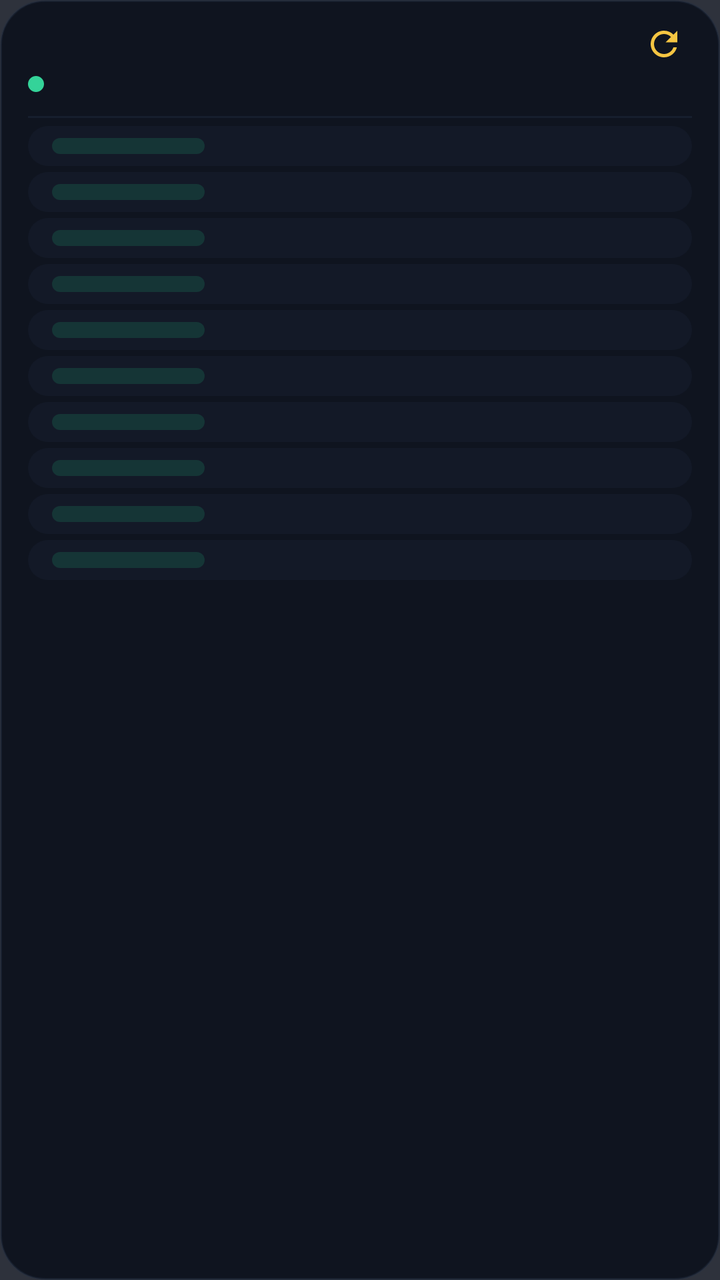
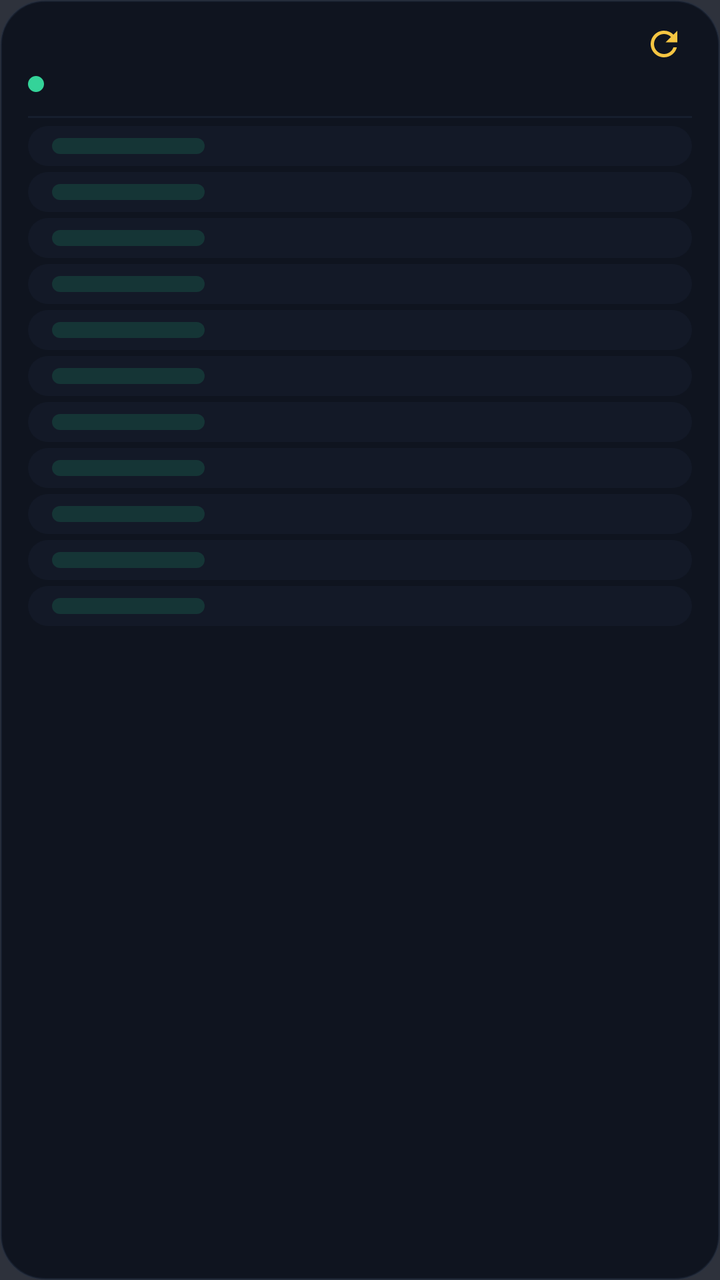

Compare the two renders of this Android layout. The source of the first and the diff that turns it into the second are given below.
<!-- AndroidManifest.xml: application theme Theme.MarketPluss -->
<!-- res/layout/widget_layout.xml -->
<?xml version="1.0" encoding="utf-8"?>
<LinearLayout xmlns:android="http://schemas.android.com/apk/res/android" android:id="@+id/widget_root" android:layout_width="match_parent" android:layout_height="match_parent" android:background="@drawable/bg_widget" android:orientation="vertical" android:paddingStart="14dp" android:paddingEnd="14dp" android:paddingTop="8dp" android:paddingBottom="8dp">
<LinearLayout android:layout_width="match_parent" android:layout_height="wrap_content" android:gravity="center_vertical" android:layoutDirection="ltr" android:orientation="horizontal"><ImageView android:id="@+id/iv_title" android:layout_width="wrap_content" android:layout_height="wrap_content" android:adjustViewBounds="true" android:scaleType="center" android:contentDescription="@string/widget_name"/><TextView android:layout_width="0dp" android:layout_height="1dp" android:layout_weight="1" android:text=""/><ImageView android:id="@+id/iv_updated_at" android:layout_width="wrap_content" android:layout_height="wrap_content" android:layout_marginEnd="6dp" android:adjustViewBounds="true" android:scaleType="center"/><ImageView android:id="@+id/btn_refresh" android:layout_width="28dp" android:layout_height="28dp" android:padding="4dp" android:src="@drawable/ic_refresh" android:contentDescription="@string/refresh"/></LinearLayout>
<LinearLayout android:layout_width="wrap_content" android:layout_height="wrap_content" android:layout_marginTop="2dp" android:gravity="center_vertical" android:layoutDirection="ltr" android:orientation="horizontal"><ImageView android:id="@+id/iv_live_dot" android:layout_width="8dp" android:layout_height="8dp" android:layout_marginEnd="6dp" android:background="@drawable/dot_live"/><ImageView android:id="@+id/iv_subtitle" android:layout_width="wrap_content" android:layout_height="wrap_content" android:adjustViewBounds="true" android:scaleType="center"/></LinearLayout>
<LinearLayout android:layout_width="match_parent" android:layout_height="wrap_content" android:layout_marginTop="6dp" android:gravity="center_vertical" android:layoutDirection="rtl" android:orientation="horizontal" android:paddingStart="12dp" android:paddingEnd="12dp"><LinearLayout android:layout_width="0dp" android:layout_height="wrap_content" android:layout_weight="1.4" android:gravity="center_vertical|start"><ImageView android:id="@+id/iv_header_name" android:layout_width="wrap_content" android:layout_height="wrap_content" android:adjustViewBounds="true" android:scaleType="center"/></LinearLayout><LinearLayout android:layout_width="0dp" android:layout_height="wrap_content" android:layout_weight="1.2" android:gravity="center"><ImageView android:id="@+id/iv_header_value" android:layout_width="wrap_content" android:layout_height="wrap_content" android:adjustViewBounds="true" android:scaleType="center"/></LinearLayout><LinearLayout android:layout_width="0dp" android:layout_height="wrap_content" android:layout_weight="0.85" android:gravity="center"><ImageView android:id="@+id/iv_header_pct" android:layout_width="wrap_content" android:layout_height="wrap_content" android:adjustViewBounds="true" android:scaleType="center"/></LinearLayout></LinearLayout>
<TextView android:layout_width="match_parent" android:layout_height="1dp" android:layout_marginTop="6dp" android:layout_marginBottom="4dp" android:background="@color/divider"/>
<LinearLayout android:id="@+id/row_0" android:layout_width="match_parent" android:layout_height="wrap_content" android:background="@drawable/bg_row" android:gravity="center_vertical" android:layoutDirection="rtl" android:orientation="horizontal" android:paddingStart="12dp" android:paddingEnd="12dp" android:paddingTop="6dp" android:paddingBottom="6dp"><LinearLayout android:layout_width="0dp" android:layout_height="wrap_content" android:layout_weight="1.4" android:gravity="center_vertical|start" android:orientation="horizontal"><ImageView android:id="@+id/iv_name_0" android:layout_width="wrap_content" android:layout_height="wrap_content" android:adjustViewBounds="true" android:scaleType="center"/></LinearLayout><LinearLayout android:layout_width="0dp" android:layout_height="wrap_content" android:layout_weight="1.2" android:gravity="center" android:orientation="vertical"><ImageView android:id="@+id/iv_value_0" android:layout_width="wrap_content" android:layout_height="wrap_content" android:adjustViewBounds="true" android:scaleType="center"/><ImageView android:id="@+id/iv_unit_0" android:layout_width="wrap_content" android:layout_height="wrap_content" android:layout_marginTop="1dp" android:adjustViewBounds="true" android:scaleType="center" android:visibility="gone"/></LinearLayout><LinearLayout android:id="@+id/badge_0" android:layout_width="0dp" android:layout_height="wrap_content" android:layout_weight="0.85" android:background="@drawable/bg_badge_pos" android:gravity="center" android:paddingTop="4dp" android:paddingBottom="4dp" android:paddingStart="6dp" android:paddingEnd="6dp"><ImageView android:id="@+id/iv_pct_0" android:layout_width="wrap_content" android:layout_height="wrap_content" android:adjustViewBounds="true" android:scaleType="center"/></LinearLayout></LinearLayout>
<TextView android:id="@+id/div_0" android:layout_width="match_parent" android:layout_height="3dp" android:background="@android:color/transparent"/>
<LinearLayout android:id="@+id/row_1" android:layout_width="match_parent" android:layout_height="wrap_content" android:background="@drawable/bg_row" android:gravity="center_vertical" android:layoutDirection="rtl" android:orientation="horizontal" android:paddingStart="12dp" android:paddingEnd="12dp" android:paddingTop="6dp" android:paddingBottom="6dp"><LinearLayout android:layout_width="0dp" android:layout_height="wrap_content" android:layout_weight="1.4" android:gravity="center_vertical|start" android:orientation="horizontal"><ImageView android:id="@+id/iv_name_1" android:layout_width="wrap_content" android:layout_height="wrap_content" android:adjustViewBounds="true" android:scaleType="center"/></LinearLayout><LinearLayout android:layout_width="0dp" android:layout_height="wrap_content" android:layout_weight="1.2" android:gravity="center" android:orientation="vertical"><ImageView android:id="@+id/iv_value_1" android:layout_width="wrap_content" android:layout_height="wrap_content" android:adjustViewBounds="true" android:scaleType="center"/><ImageView android:id="@+id/iv_unit_1" android:layout_width="wrap_content" android:layout_height="wrap_content" android:layout_marginTop="1dp" android:adjustViewBounds="true" android:scaleType="center" android:visibility="gone"/></LinearLayout><LinearLayout android:id="@+id/badge_1" android:layout_width="0dp" android:layout_height="wrap_content" android:layout_weight="0.85" android:background="@drawable/bg_badge_pos" android:gravity="center" android:paddingTop="4dp" android:paddingBottom="4dp" android:paddingStart="6dp" android:paddingEnd="6dp"><ImageView android:id="@+id/iv_pct_1" android:layout_width="wrap_content" android:layout_height="wrap_content" android:adjustViewBounds="true" android:scaleType="center"/></LinearLayout></LinearLayout>
<TextView android:id="@+id/div_1" android:layout_width="match_parent" android:layout_height="3dp" android:background="@android:color/transparent"/>
<LinearLayout android:id="@+id/row_2" android:layout_width="match_parent" android:layout_height="wrap_content" android:background="@drawable/bg_row" android:gravity="center_vertical" android:layoutDirection="rtl" android:orientation="horizontal" android:paddingStart="12dp" android:paddingEnd="12dp" android:paddingTop="6dp" android:paddingBottom="6dp"><LinearLayout android:layout_width="0dp" android:layout_height="wrap_content" android:layout_weight="1.4" android:gravity="center_vertical|start" android:orientation="horizontal"><ImageView android:id="@+id/iv_name_2" android:layout_width="wrap_content" android:layout_height="wrap_content" android:adjustViewBounds="true" android:scaleType="center"/></LinearLayout><LinearLayout android:layout_width="0dp" android:layout_height="wrap_content" android:layout_weight="1.2" android:gravity="center" android:orientation="vertical"><ImageView android:id="@+id/iv_value_2" android:layout_width="wrap_content" android:layout_height="wrap_content" android:adjustViewBounds="true" android:scaleType="center"/><ImageView android:id="@+id/iv_unit_2" android:layout_width="wrap_content" android:layout_height="wrap_content" android:layout_marginTop="1dp" android:adjustViewBounds="true" android:scaleType="center" android:visibility="gone"/></LinearLayout><LinearLayout android:id="@+id/badge_2" android:layout_width="0dp" android:layout_height="wrap_content" android:layout_weight="0.85" android:background="@drawable/bg_badge_pos" android:gravity="center" android:paddingTop="4dp" android:paddingBottom="4dp" android:paddingStart="6dp" android:paddingEnd="6dp"><ImageView android:id="@+id/iv_pct_2" android:layout_width="wrap_content" android:layout_height="wrap_content" android:adjustViewBounds="true" android:scaleType="center"/></LinearLayout></LinearLayout>
<TextView android:id="@+id/div_2" android:layout_width="match_parent" android:layout_height="3dp" android:background="@android:color/transparent"/>
<LinearLayout android:id="@+id/row_3" android:layout_width="match_parent" android:layout_height="wrap_content" android:background="@drawable/bg_row" android:gravity="center_vertical" android:layoutDirection="rtl" android:orientation="horizontal" android:paddingStart="12dp" android:paddingEnd="12dp" android:paddingTop="6dp" android:paddingBottom="6dp"><LinearLayout android:layout_width="0dp" android:layout_height="wrap_content" android:layout_weight="1.4" android:gravity="center_vertical|start" android:orientation="horizontal"><ImageView android:id="@+id/iv_name_3" android:layout_width="wrap_content" android:layout_height="wrap_content" android:adjustViewBounds="true" android:scaleType="center"/></LinearLayout><LinearLayout android:layout_width="0dp" android:layout_height="wrap_content" android:layout_weight="1.2" android:gravity="center" android:orientation="vertical"><ImageView android:id="@+id/iv_value_3" android:layout_width="wrap_content" android:layout_height="wrap_content" android:adjustViewBounds="true" android:scaleType="center"/><ImageView android:id="@+id/iv_unit_3" android:layout_width="wrap_content" android:layout_height="wrap_content" android:layout_marginTop="1dp" android:adjustViewBounds="true" android:scaleType="center" android:visibility="gone"/></LinearLayout><LinearLayout android:id="@+id/badge_3" android:layout_width="0dp" android:layout_height="wrap_content" android:layout_weight="0.85" android:background="@drawable/bg_badge_pos" android:gravity="center" android:paddingTop="4dp" android:paddingBottom="4dp" android:paddingStart="6dp" android:paddingEnd="6dp"><ImageView android:id="@+id/iv_pct_3" android:layout_width="wrap_content" android:layout_height="wrap_content" android:adjustViewBounds="true" android:scaleType="center"/></LinearLayout></LinearLayout>
<TextView android:id="@+id/div_3" android:layout_width="match_parent" android:layout_height="3dp" android:background="@android:color/transparent"/>
<LinearLayout android:id="@+id/row_4" android:layout_width="match_parent" android:layout_height="wrap_content" android:background="@drawable/bg_row" android:gravity="center_vertical" android:layoutDirection="rtl" android:orientation="horizontal" android:paddingStart="12dp" android:paddingEnd="12dp" android:paddingTop="6dp" android:paddingBottom="6dp"><LinearLayout android:layout_width="0dp" android:layout_height="wrap_content" android:layout_weight="1.4" android:gravity="center_vertical|start" android:orientation="horizontal"><ImageView android:id="@+id/iv_name_4" android:layout_width="wrap_content" android:layout_height="wrap_content" android:adjustViewBounds="true" android:scaleType="center"/></LinearLayout><LinearLayout android:layout_width="0dp" android:layout_height="wrap_content" android:layout_weight="1.2" android:gravity="center" android:orientation="vertical"><ImageView android:id="@+id/iv_value_4" android:layout_width="wrap_content" android:layout_height="wrap_content" android:adjustViewBounds="true" android:scaleType="center"/><ImageView android:id="@+id/iv_unit_4" android:layout_width="wrap_content" android:layout_height="wrap_content" android:layout_marginTop="1dp" android:adjustViewBounds="true" android:scaleType="center" android:visibility="gone"/></LinearLayout><LinearLayout android:id="@+id/badge_4" android:layout_width="0dp" android:layout_height="wrap_content" android:layout_weight="0.85" android:background="@drawable/bg_badge_pos" android:gravity="center" android:paddingTop="4dp" android:paddingBottom="4dp" android:paddingStart="6dp" android:paddingEnd="6dp"><ImageView android:id="@+id/iv_pct_4" android:layout_width="wrap_content" android:layout_height="wrap_content" android:adjustViewBounds="true" android:scaleType="center"/></LinearLayout></LinearLayout>
<TextView android:id="@+id/div_4" android:layout_width="match_parent" android:layout_height="3dp" android:background="@android:color/transparent"/>
<LinearLayout android:id="@+id/row_5" android:layout_width="match_parent" android:layout_height="wrap_content" android:background="@drawable/bg_row" android:gravity="center_vertical" android:layoutDirection="rtl" android:orientation="horizontal" android:paddingStart="12dp" android:paddingEnd="12dp" android:paddingTop="6dp" android:paddingBottom="6dp"><LinearLayout android:layout_width="0dp" android:layout_height="wrap_content" android:layout_weight="1.4" android:gravity="center_vertical|start" android:orientation="horizontal"><ImageView android:id="@+id/iv_name_5" android:layout_width="wrap_content" android:layout_height="wrap_content" android:adjustViewBounds="true" android:scaleType="center"/></LinearLayout><LinearLayout android:layout_width="0dp" android:layout_height="wrap_content" android:layout_weight="1.2" android:gravity="center" android:orientation="vertical"><ImageView android:id="@+id/iv_value_5" android:layout_width="wrap_content" android:layout_height="wrap_content" android:adjustViewBounds="true" android:scaleType="center"/><ImageView android:id="@+id/iv_unit_5" android:layout_width="wrap_content" android:layout_height="wrap_content" android:layout_marginTop="1dp" android:adjustViewBounds="true" android:scaleType="center" android:visibility="gone"/></LinearLayout><LinearLayout android:id="@+id/badge_5" android:layout_width="0dp" android:layout_height="wrap_content" android:layout_weight="0.85" android:background="@drawable/bg_badge_pos" android:gravity="center" android:paddingTop="4dp" android:paddingBottom="4dp" android:paddingStart="6dp" android:paddingEnd="6dp"><ImageView android:id="@+id/iv_pct_5" android:layout_width="wrap_content" android:layout_height="wrap_content" android:adjustViewBounds="true" android:scaleType="center"/></LinearLayout></LinearLayout>
<TextView android:id="@+id/div_5" android:layout_width="match_parent" android:layout_height="3dp" android:background="@android:color/transparent"/>
<LinearLayout android:id="@+id/row_6" android:layout_width="match_parent" android:layout_height="wrap_content" android:background="@drawable/bg_row" android:gravity="center_vertical" android:layoutDirection="rtl" android:orientation="horizontal" android:paddingStart="12dp" android:paddingEnd="12dp" android:paddingTop="6dp" android:paddingBottom="6dp"><LinearLayout android:layout_width="0dp" android:layout_height="wrap_content" android:layout_weight="1.4" android:gravity="center_vertical|start" android:orientation="horizontal"><ImageView android:id="@+id/iv_name_6" android:layout_width="wrap_content" android:layout_height="wrap_content" android:adjustViewBounds="true" android:scaleType="center"/></LinearLayout><LinearLayout android:layout_width="0dp" android:layout_height="wrap_content" android:layout_weight="1.2" android:gravity="center" android:orientation="vertical"><ImageView android:id="@+id/iv_value_6" android:layout_width="wrap_content" android:layout_height="wrap_content" android:adjustViewBounds="true" android:scaleType="center"/><ImageView android:id="@+id/iv_unit_6" android:layout_width="wrap_content" android:layout_height="wrap_content" android:layout_marginTop="1dp" android:adjustViewBounds="true" android:scaleType="center" android:visibility="gone"/></LinearLayout><LinearLayout android:id="@+id/badge_6" android:layout_width="0dp" android:layout_height="wrap_content" android:layout_weight="0.85" android:background="@drawable/bg_badge_pos" android:gravity="center" android:paddingTop="4dp" android:paddingBottom="4dp" android:paddingStart="6dp" android:paddingEnd="6dp"><ImageView android:id="@+id/iv_pct_6" android:layout_width="wrap_content" android:layout_height="wrap_content" android:adjustViewBounds="true" android:scaleType="center"/></LinearLayout></LinearLayout>
<TextView android:id="@+id/div_6" android:layout_width="match_parent" android:layout_height="3dp" android:background="@android:color/transparent"/>
<LinearLayout android:id="@+id/row_7" android:layout_width="match_parent" android:layout_height="wrap_content" android:background="@drawable/bg_row" android:gravity="center_vertical" android:layoutDirection="rtl" android:orientation="horizontal" android:paddingStart="12dp" android:paddingEnd="12dp" android:paddingTop="6dp" android:paddingBottom="6dp"><LinearLayout android:layout_width="0dp" android:layout_height="wrap_content" android:layout_weight="1.4" android:gravity="center_vertical|start" android:orientation="horizontal"><ImageView android:id="@+id/iv_name_7" android:layout_width="wrap_content" android:layout_height="wrap_content" android:adjustViewBounds="true" android:scaleType="center"/></LinearLayout><LinearLayout android:layout_width="0dp" android:layout_height="wrap_content" android:layout_weight="1.2" android:gravity="center" android:orientation="vertical"><ImageView android:id="@+id/iv_value_7" android:layout_width="wrap_content" android:layout_height="wrap_content" android:adjustViewBounds="true" android:scaleType="center"/><ImageView android:id="@+id/iv_unit_7" android:layout_width="wrap_content" android:layout_height="wrap_content" android:layout_marginTop="1dp" android:adjustViewBounds="true" android:scaleType="center" android:visibility="gone"/></LinearLayout><LinearLayout android:id="@+id/badge_7" android:layout_width="0dp" android:layout_height="wrap_content" android:layout_weight="0.85" android:background="@drawable/bg_badge_pos" android:gravity="center" android:paddingTop="4dp" android:paddingBottom="4dp" android:paddingStart="6dp" android:paddingEnd="6dp"><ImageView android:id="@+id/iv_pct_7" android:layout_width="wrap_content" android:layout_height="wrap_content" android:adjustViewBounds="true" android:scaleType="center"/></LinearLayout></LinearLayout>
<TextView android:id="@+id/div_7" android:layout_width="match_parent" android:layout_height="3dp" android:background="@android:color/transparent"/>
<LinearLayout android:id="@+id/row_8" android:layout_width="match_parent" android:layout_height="wrap_content" android:background="@drawable/bg_row" android:gravity="center_vertical" android:layoutDirection="rtl" android:orientation="horizontal" android:paddingStart="12dp" android:paddingEnd="12dp" android:paddingTop="6dp" android:paddingBottom="6dp"><LinearLayout android:layout_width="0dp" android:layout_height="wrap_content" android:layout_weight="1.4" android:gravity="center_vertical|start" android:orientation="horizontal"><ImageView android:id="@+id/iv_name_8" android:layout_width="wrap_content" android:layout_height="wrap_content" android:adjustViewBounds="true" android:scaleType="center"/></LinearLayout><LinearLayout android:layout_width="0dp" android:layout_height="wrap_content" android:layout_weight="1.2" android:gravity="center" android:orientation="vertical"><ImageView android:id="@+id/iv_value_8" android:layout_width="wrap_content" android:layout_height="wrap_content" android:adjustViewBounds="true" android:scaleType="center"/><ImageView android:id="@+id/iv_unit_8" android:layout_width="wrap_content" android:layout_height="wrap_content" android:layout_marginTop="1dp" android:adjustViewBounds="true" android:scaleType="center" android:visibility="gone"/></LinearLayout><LinearLayout android:id="@+id/badge_8" android:layout_width="0dp" android:layout_height="wrap_content" android:layout_weight="0.85" android:background="@drawable/bg_badge_pos" android:gravity="center" android:paddingTop="4dp" android:paddingBottom="4dp" android:paddingStart="6dp" android:paddingEnd="6dp"><ImageView android:id="@+id/iv_pct_8" android:layout_width="wrap_content" android:layout_height="wrap_content" android:adjustViewBounds="true" android:scaleType="center"/></LinearLayout></LinearLayout>
<TextView android:id="@+id/div_8" android:layout_width="match_parent" android:layout_height="3dp" android:background="@android:color/transparent"/>
<LinearLayout android:id="@+id/row_9" android:layout_width="match_parent" android:layout_height="wrap_content" android:background="@drawable/bg_row" android:gravity="center_vertical" android:layoutDirection="rtl" android:orientation="horizontal" android:paddingStart="12dp" android:paddingEnd="12dp" android:paddingTop="6dp" android:paddingBottom="6dp"><LinearLayout android:layout_width="0dp" android:layout_height="wrap_content" android:layout_weight="1.4" android:gravity="center_vertical|start" android:orientation="horizontal"><ImageView android:id="@+id/iv_name_9" android:layout_width="wrap_content" android:layout_height="wrap_content" android:adjustViewBounds="true" android:scaleType="center"/></LinearLayout><LinearLayout android:layout_width="0dp" android:layout_height="wrap_content" android:layout_weight="1.2" android:gravity="center" android:orientation="vertical"><ImageView android:id="@+id/iv_value_9" android:layout_width="wrap_content" android:layout_height="wrap_content" android:adjustViewBounds="true" android:scaleType="center"/><ImageView android:id="@+id/iv_unit_9" android:layout_width="wrap_content" android:layout_height="wrap_content" android:layout_marginTop="1dp" android:adjustViewBounds="true" android:scaleType="center" android:visibility="gone"/></LinearLayout><LinearLayout android:id="@+id/badge_9" android:layout_width="0dp" android:layout_height="wrap_content" android:layout_weight="0.85" android:background="@drawable/bg_badge_pos" android:gravity="center" android:paddingTop="4dp" android:paddingBottom="4dp" android:paddingStart="6dp" android:paddingEnd="6dp"><ImageView android:id="@+id/iv_pct_9" android:layout_width="wrap_content" android:layout_height="wrap_content" android:adjustViewBounds="true" android:scaleType="center"/></LinearLayout></LinearLayout>
<TextView android:id="@+id/div_9" android:layout_width="match_parent" android:layout_height="3dp" android:background="@android:color/transparent"/>
</LinearLayout>
<!-- resources referenced by this layout -->
<resources>
  <color name="divider">#66243044</color>
  <!-- drawable bg_badge_pos (drawable) -->
  <?xml version="1.0" encoding="utf-8"?>
  <shape xmlns:android="http://schemas.android.com/apk/res/android"
      android:shape="rectangle">
      <solid android:color="#241ED88F" />
      <corners android:radius="14dp" />
  </shape>
  <!-- drawable bg_row (drawable) -->
  <?xml version="1.0" encoding="utf-8"?>
  <shape xmlns:android="http://schemas.android.com/apk/res/android" android:shape="rectangle">
      <solid android:color="#B3141C2C" />
      <corners android:radius="16dp" />
  </shape>
  <!-- drawable bg_widget (drawable) -->
  <?xml version="1.0" encoding="utf-8"?>
  <shape xmlns:android="http://schemas.android.com/apk/res/android"
      android:shape="rectangle">
      <solid android:color="#D90A0F1A" />
      <corners android:radius="22dp" />
      <stroke
          android:width="1dp"
          android:color="#66243044" />
  </shape>
  <!-- drawable dot_live (drawable) -->
  <?xml version="1.0" encoding="utf-8"?>
  <shape xmlns:android="http://schemas.android.com/apk/res/android" android:shape="oval">
      <solid android:color="#34D399" />
  </shape>
  <!-- drawable ic_refresh (drawable) -->
  <?xml version="1.0" encoding="utf-8"?>
  <vector xmlns:android="http://schemas.android.com/apk/res/android"
      android:width="24dp"
      android:height="24dp"
      android:viewportWidth="24"
      android:viewportHeight="24">
      <path
          android:fillColor="#F5C542"
          android:pathData="M17.65,6.35C16.2,4.9 14.21,4 12,4c-4.42,0 -7.99,3.58 -7.99,8s3.57,8 7.99,8c3.73,0 6.84,-2.55 7.73,-6h-2.08c-0.82,2.33 -3.04,4 -5.65,4 -3.31,0 -6,-2.69 -6,-6s2.69,-6 6,-6c1.66,0 3.14,0.69 4.22,1.78L13,11h7V4l-2.35,2.35z" />
  </vector>
  <string name="refresh">بروزرسانی</string>
  <string name="widget_name">مارکت‌پلاس</string>
  <style name="Theme.MarketPluss" parent="Theme.MaterialComponents.DayNight.NoActionBar">
          <item name="colorPrimary">@color/accent_gold</item>
          <item name="colorPrimaryVariant">@color/bg_dark</item>
          <item name="colorOnPrimary">@color/bg_dark</item>
          <item name="android:statusBarColor">@color/bg_dark</item>
          <item name="android:windowBackground">@color/bg_dark</item>
          <item name="android:textColorPrimary">@color/text_primary</item>
      </style>
  <color name="accent_gold">#F5C542</color>
  <color name="bg_dark">#D90A0F1A</color>
  <color name="text_primary">#F8FAFC</color>
</resources>

<!-- the commit's change to res/layout/widget_layout.xml (unified diff, before → after) -->
@@ -24,4 +24,6 @@
 <TextView android:id="@+id/div_8" android:layout_width="match_parent" android:layout_height="3dp" android:background="@android:color/transparent"/>
 <LinearLayout android:id="@+id/row_9" android:layout_width="match_parent" android:layout_height="wrap_content" android:background="@drawable/bg_row" android:gravity="center_vertical" android:layoutDirection="rtl" android:orientation="horizontal" android:paddingStart="12dp" android:paddingEnd="12dp" android:paddingTop="6dp" android:paddingBottom="6dp"><LinearLayout android:layout_width="0dp" android:layout_height="wrap_content" android:layout_weight="1.4" android:gravity="center_vertical|start" android:orientation="horizontal"><ImageView android:id="@+id/iv_name_9" android:layout_width="wrap_content" android:layout_height="wrap_content" android:adjustViewBounds="true" android:scaleType="center"/></LinearLayout><LinearLayout android:layout_width="0dp" android:layout_height="wrap_content" android:layout_weight="1.2" android:gravity="center" android:orientation="vertical"><ImageView android:id="@+id/iv_value_9" android:layout_width="wrap_content" android:layout_height="wrap_content" android:adjustViewBounds="true" android:scaleType="center"/><ImageView android:id="@+id/iv_unit_9" android:layout_width="wrap_content" android:layout_height="wrap_content" android:layout_marginTop="1dp" android:adjustViewBounds="true" android:scaleType="center" android:visibility="gone"/></LinearLayout><LinearLayout android:id="@+id/badge_9" android:layout_width="0dp" android:layout_height="wrap_content" android:layout_weight="0.85" android:background="@drawable/bg_badge_pos" android:gravity="center" android:paddingTop="4dp" android:paddingBottom="4dp" android:paddingStart="6dp" android:paddingEnd="6dp"><ImageView android:id="@+id/iv_pct_9" android:layout_width="wrap_content" android:layout_height="wrap_content" android:adjustViewBounds="true" android:scaleType="center"/></LinearLayout></LinearLayout>
 <TextView android:id="@+id/div_9" android:layout_width="match_parent" android:layout_height="3dp" android:background="@android:color/transparent"/>
+<LinearLayout android:id="@+id/row_10" android:layout_width="match_parent" android:layout_height="wrap_content" android:background="@drawable/bg_row" android:gravity="center_vertical" android:layoutDirection="rtl" android:orientation="horizontal" android:paddingStart="12dp" android:paddingEnd="12dp" android:paddingTop="6dp" android:paddingBottom="6dp"><LinearLayout android:layout_width="0dp" android:layout_height="wrap_content" android:layout_weight="1.4" android:gravity="center_vertical|start" android:orientation="horizontal"><ImageView android:id="@+id/iv_name_10" android:layout_width="wrap_content" android:layout_height="wrap_content" android:adjustViewBounds="true" android:scaleType="center"/></LinearLayout><LinearLayout android:layout_width="0dp" android:layout_height="wrap_content" android:layout_weight="1.2" android:gravity="center" android:orientation="vertical"><ImageView android:id="@+id/iv_value_10" android:layout_width="wrap_content" android:layout_height="wrap_content" android:adjustViewBounds="true" android:scaleType="center"/><ImageView android:id="@+id/iv_unit_10" android:layout_width="wrap_content" android:layout_height="wrap_content" android:layout_marginTop="1dp" android:adjustViewBounds="true" android:scaleType="center" android:visibility="gone"/></LinearLayout><LinearLayout android:id="@+id/badge_10" android:layout_width="0dp" android:layout_height="wrap_content" android:layout_weight="0.85" android:background="@drawable/bg_badge_pos" android:gravity="center" android:paddingTop="4dp" android:paddingBottom="4dp" android:paddingStart="6dp" android:paddingEnd="6dp"><ImageView android:id="@+id/iv_pct_10" android:layout_width="wrap_content" android:layout_height="wrap_content" android:adjustViewBounds="true" android:scaleType="center"/></LinearLayout></LinearLayout>
+<TextView android:id="@+id/div_10" android:layout_width="match_parent" android:layout_height="3dp" android:background="@android:color/transparent"/>
 </LinearLayout>
